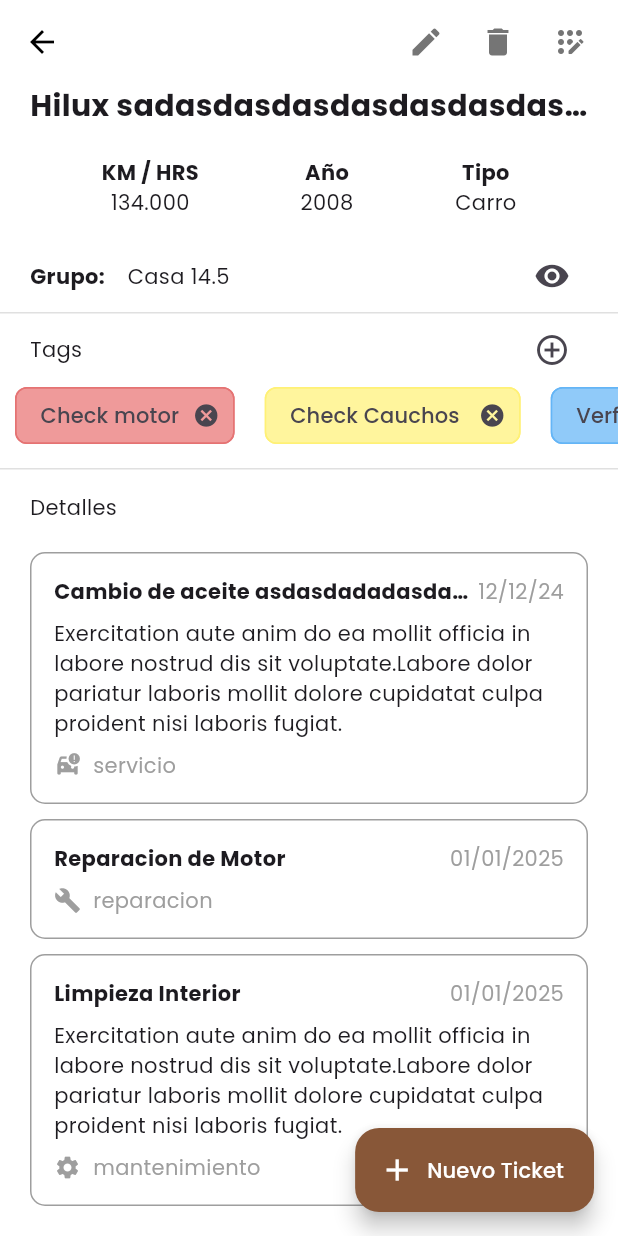
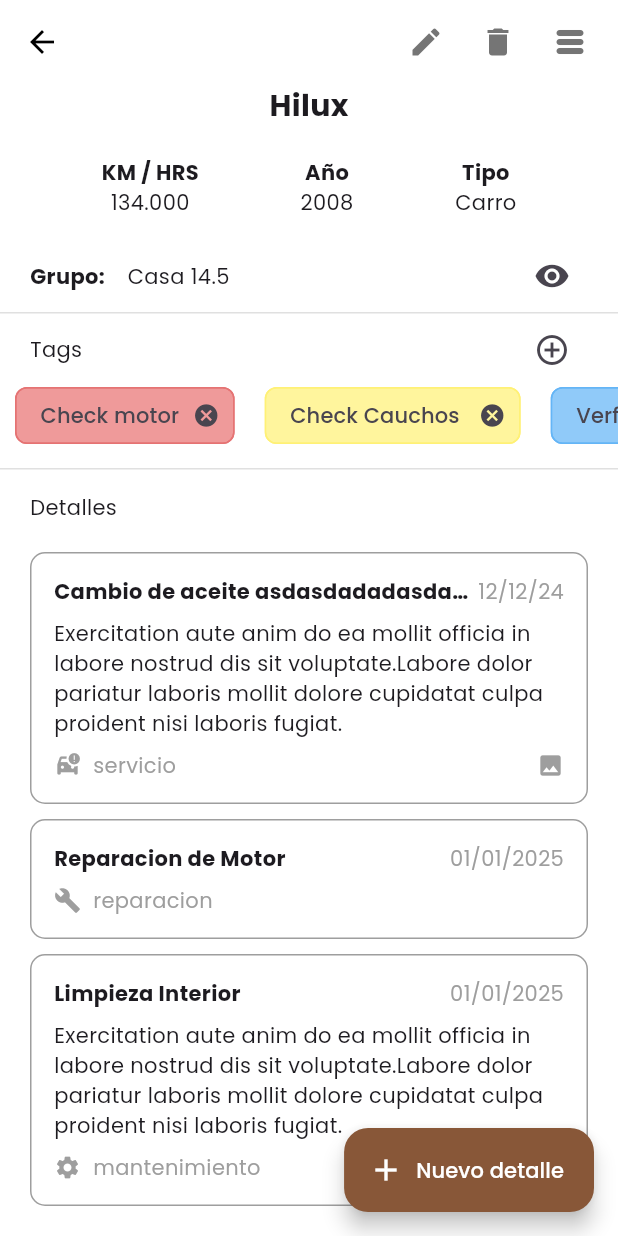
Before and after one commit to AdelSuarez/voiture-app, a Flutter app: the AboutVehicleScreen screen opened by its route, on a phone screen of 412 x 824 dp. Run offline on Flutter 3.47's test engine with Material 3 defaults, Android fonts, the phone set to English and light mode, and no system bars; our stand-ins replace google_fonts.

Commit message:
Creation of new screen and error correction, dark theme

```diff
--- a/lib/main.dart
+++ b/lib/main.dart
@@ -42,8 +42,13 @@
         'new_group': (context) => const NewGroupScreen(),
         'about_vehicle': (context) => const AboutVehicleScreen(),
         'about_group_vehicle': (context) => const AboutGroupCarScreen(),
+        'profile': (context) => const ProfileScreen(),
+        'log_screen': (context) => const LogScreen(),
+        'new_detail': (context) => const NewDetailScreen(),
+        'detail_screen': (context) => const DetailScreen(),
       },
       theme: AppTheme.lightTheme,
+      themeMode: ThemeMode.system,
     );
   }
 }
--- a/lib/screens/about_vehicle_screen.dart
+++ b/lib/screens/about_vehicle_screen.dart
@@ -16,9 +16,7 @@
       appBar: AppBar(
         actions: [
           IconButton(
-            onPressed: () {
-              print('Edit');
-            },
+            onPressed: () {},
             icon: Icon(Icons.edit, color: Colors.grey[600]),
           ),
           IconButton(
@@ -33,8 +31,10 @@
             },
           ),
           IconButton(
-            onPressed: () {},
-            icon: Icon(Icons.app_registration_rounded, color: Colors.grey[600]),
+            onPressed: () {
+              Navigator.pushNamed(context, 'log_screen');
+            },
+            icon: Icon(Icons.table_rows_rounded, color: Colors.grey[600]),
           ),
           const SizedBox(width: 8),
         ],
@@ -44,7 +44,7 @@
           children: [
             Container(
               padding: const EdgeInsets.symmetric(horizontal: 20),
-              child: const Text('Hilux sadasdasdasdasdasdasdasdasd',
+              child: const Text('Hilux',
                   overflow: TextOverflow.ellipsis,
                   style: TextStyle(fontWeight: FontWeight.bold, fontSize: 20)),
             ),
@@ -65,13 +65,21 @@
                   child: Row(
                     mainAxisAlignment: MainAxisAlignment.spaceBetween,
                     children: [
-                      const Row(
-                        children: [
-                          Text('Grupo:',
-                              style: TextStyle(fontWeight: FontWeight.bold)),
-                          SizedBox(width: 15),
-                          Text('Casa 14.5'),
-                        ],
+                      const Expanded(
+                        child: Row(
+                          children: [
+                            Text('Grupo:',
+                                style: TextStyle(fontWeight: FontWeight.bold)),
+                            SizedBox(width: 15),
+                            Expanded(
+                              child: Text(
+                                'Casa 14.5',
+                                overflow: TextOverflow.ellipsis,
+                                maxLines: 1,
+                              ),
+                            ),
+                          ],
+                        ),
                       ),
                       IconButton(
                         style: ButtonStyle(
@@ -110,7 +118,7 @@
                                 backgroundColor: Colors.white,
                                 context: context,
                                 builder: (context) {
-                                  return const _NewTag();
+                                  return _NewTag();
                                 });
                           },
                           icon: const Icon(Icons.add_circle_outline)),
@@ -155,11 +163,13 @@
                   type: 'servicio',
                   description:
                       'Exercitation aute anim do ea mollit officia in labore nostrud dis sit voluptate.Labore dolor pariatur laboris mollit dolore cupidatat culpa proident nisi laboris fugiat.',
+                  isPhoto: true,
                 ),
                 _OperationDetail(
                   title: 'Reparacion de Motor',
                   date: '01/01/2025',
                   type: 'reparacion',
+                  isPhoto: false,
                 ),
                 _OperationDetail(
                   title: 'Limpieza Interior',
@@ -167,6 +177,7 @@
                   type: 'mantenimiento',
                   description:
                       'Exercitation aute anim do ea mollit officia in labore nostrud dis sit voluptate.Labore dolor pariatur laboris mollit dolore cupidatat culpa proident nisi laboris fugiat.',
+                  isPhoto: false,
                 ),
               ],
             ),
@@ -174,8 +185,10 @@
         ),
       ),
       floatingActionButton: FloatingActionButton.extended(
-        onPressed: () {},
-        label: const Text('Nuevo Ticket'),
+        onPressed: () {
+          Navigator.pushNamed(context, 'new_detail');
+        },
+        label: const Text('Nuevo detalle'),
         icon: const Icon(Icons.add),
       ),
     );
@@ -216,12 +229,14 @@
   final String date;
   final String? description;
   final String type;
+  final bool isPhoto;
 
   const _OperationDetail({
     required this.title,
     required this.date,
     required this.type,
     this.description = '',
+    required this.isPhoto,
   });
 
   @override
@@ -234,7 +249,7 @@
 
     return GestureDetector(
       onTap: () {
-        print('test');
+        Navigator.pushNamed(context, 'detail_screen');
       },
       child: Container(
         decoration: BoxDecoration(
@@ -268,6 +283,7 @@
             Text(description!, overflow: TextOverflow.ellipsis, maxLines: 4),
           const SizedBox(height: 8),
           Row(
+            mainAxisAlignment: MainAxisAlignment.spaceBetween,
             children: [
               Row(
                 children: [
@@ -275,7 +291,9 @@
                   const SizedBox(width: 8),
                   Text(type, style: const TextStyle(color: Colors.grey))
                 ],
-              )
+              ),
+              if (isPhoto)
+                const Icon(Icons.photo, size: 18, color: Colors.grey),
             ],
           )
         ]),
@@ -305,8 +323,6 @@
 }
 
 class _NewTag extends StatelessWidget {
-  const _NewTag({super.key});
-
   @override
   Widget build(BuildContext context) {
     final List<String> typeTag = [
@@ -330,7 +346,7 @@
                         style: TextStyle(
                             fontWeight: FontWeight.bold, fontSize: 16)),
                   ),
-                  TextField(
+                  const TextField(
                     decoration: InputDecoration(
                       labelText: 'Nombre',
                     ),
--- a/lib/screens/main_screen.dart
+++ b/lib/screens/main_screen.dart
@@ -20,7 +20,9 @@
       appBar: AppBar(
         leading: IconButton(
           icon: const Icon(Icons.account_circle),
-          onPressed: () {},
+          onPressed: () {
+            Navigator.pushNamed(context, 'profile');
+          },
         ),
         title: const Text(
           'VoitureApp',
--- a/lib/screens/screens.dart
+++ b/lib/screens/screens.dart
@@ -1,3 +1,7 @@
+export 'package:manager_car/screens/detail_screen.dart';
+export 'package:manager_car/screens/new_detail_screen.dart';
+export 'package:manager_car/screens/log_screen.dart';
+export 'package:manager_car/screens/profile_screen.dart';
 export 'package:manager_car/screens/new_group_screen.dart';
 export 'package:manager_car/screens/about_group_screen_car.dart';
 export 'package:manager_car/screens/about_vehicle_screen.dart';
--- a/lib/theme/app_theme.dart
+++ b/lib/theme/app_theme.dart
@@ -1,15 +1,14 @@
 import 'package:flutter/material.dart';
 import 'package:google_fonts/google_fonts.dart';
+import 'package:manager_car/theme/constants.dart';
 
 /// A class that defines the app theme.
 class AppTheme {
-  static const Color primaryColor = Color.fromARGB(255, 136, 87, 56);
-
   static final ThemeData lightTheme = ThemeData.light().copyWith(
     textTheme: GoogleFonts.poppinsTextTheme(),
 
     /// Define the primary color of the app.
-    primaryColor: primaryColor,
+    primaryColor: ColorsCustom.primary,
     scaffoldBackgroundColor: Colors.white,
 
     /// Define the app bar theme.
@@ -24,7 +23,7 @@
     bottomNavigationBarTheme: BottomNavigationBarThemeData(
       elevation: 0,
       backgroundColor: Colors.white,
-      selectedItemColor: primaryColor,
+      selectedItemColor: ColorsCustom.primary,
       unselectedItemColor: Colors.grey[800],
       selectedLabelStyle:
           const TextStyle(fontWeight: FontWeight.bold, fontSize: 14),
@@ -32,7 +31,7 @@
 
     /// Define the floating action button theme.
     floatingActionButtonTheme: const FloatingActionButtonThemeData(
-      backgroundColor: primaryColor,
+      backgroundColor: ColorsCustom.primary,
       foregroundColor: Colors.white,
     ),
 
@@ -45,7 +44,7 @@
           ),
         ),
         elevation: WidgetStateProperty.all<double>(0),
-        backgroundColor: WidgetStateProperty.all<Color>(primaryColor),
+        backgroundColor: WidgetStateProperty.all<Color>(ColorsCustom.primary),
         foregroundColor: WidgetStateProperty.all<Color>(Colors.white),
       ),
     ),
@@ -53,13 +52,14 @@
     /// Define the input decoration theme.
     inputDecorationTheme: InputDecorationTheme(
       focusedBorder: const OutlineInputBorder(
-        borderSide: BorderSide(color: primaryColor),
+        borderSide: BorderSide(color: ColorsCustom.primary),
       ),
       hintStyle: const TextStyle(color: Colors.grey),
       floatingLabelStyle: WidgetStateTextStyle.resolveWith(
         (states) => TextStyle(
-          color:
-              states.contains(WidgetState.focused) ? primaryColor : Colors.grey,
+          color: states.contains(WidgetState.focused)
+              ? ColorsCustom.primary
+              : Colors.grey,
         ),
       ),
     ),
@@ -86,4 +86,74 @@
     //   ),
     // ),
   );
+
+  static final ThemeData darkTheme = ThemeData.dark().copyWith(
+    textTheme: GoogleFonts.poppinsTextTheme(),
+
+    /// Define the primary color of the app.
+    primaryColor: ColorsCustom.primary,
+    scaffoldBackgroundColor: Colors.grey[850],
+
+    /// Define the app bar theme.
+    appBarTheme: AppBarTheme(
+      backgroundColor: Colors.grey[850],
+      foregroundColor: Colors.white,
+      centerTitle: true,
+      scrolledUnderElevation: 0,
+    ),
+
+    /// Define the bottom navigation bar theme.
+    bottomNavigationBarTheme: BottomNavigationBarThemeData(
+      elevation: 0,
+      backgroundColor: Colors.grey[850],
+      selectedItemColor: ColorsCustom.primary,
+      unselectedItemColor: Colors.white70,
+      selectedLabelStyle:
+          const TextStyle(fontWeight: FontWeight.bold, fontSize: 14),
+    ),
+
+    /// Define the floating action button theme.
+    floatingActionButtonTheme: const FloatingActionButtonThemeData(
+      backgroundColor: ColorsCustom.primary,
+      foregroundColor: Colors.white,
+    ),
+
+    /// Define the elevated button theme.
+    elevatedButtonTheme: ElevatedButtonThemeData(
+      style: ButtonStyle(
+        shape: WidgetStateProperty.all<RoundedRectangleBorder>(
+          RoundedRectangleBorder(
+            borderRadius: BorderRadius.circular(8),
+          ),
+        ),
+        elevation: WidgetStateProperty.all<double>(0),
+        backgroundColor: WidgetStateProperty.all<Color>(ColorsCustom.primary),
+        foregroundColor: WidgetStateProperty.all<Color>(Colors.white),
+      ),
+    ),
+
+    /// Define the input decoration theme.
+    inputDecorationTheme: InputDecorationTheme(
+      focusedBorder: const OutlineInputBorder(
+        borderSide: BorderSide(color: ColorsCustom.primary),
+      ),
+      hintStyle: const TextStyle(color: Colors.grey),
+      floatingLabelStyle: WidgetStateTextStyle.resolveWith(
+        (states) => TextStyle(
+          color: states.contains(WidgetState.focused)
+              ? ColorsCustom.primary
+              : Colors.grey,
+        ),
+      ),
+    ),
+
+    /// Define the listTile theme.
+    listTileTheme: const ListTileThemeData(
+      subtitleTextStyle: TextStyle(color: Colors.grey),
+    ),
+
+    dialogTheme: const DialogTheme(
+      backgroundColor: Colors.black,
+    ),
+  );
 }
--- /dev/null
+++ b/lib/theme/constants.dart
@@ -0,0 +1,5 @@
+import 'dart:ui';
+
+class ColorsCustom {
+  static const Color primary = Color.fromARGB(255, 136, 87, 56);
+}
--- a/lib/views/group_view.dart
+++ b/lib/views/group_view.dart
@@ -15,7 +15,7 @@
             child: const ListTile(
               title: Text('Group 1'),
               subtitle: Text('Description 1'),
-              leading: Icon(Icons.group),
+              leading: Icon(Icons.bike_scooter),
               trailing: Icon(Icons.arrow_forward_ios),
             ),
           ),
```
Also changed, not shown: lib/screens/detail_screen.dart (added, +31 -0 lines), lib/screens/log_screen.dart (added, +62 -0 lines), lib/screens/new_detail_screen.dart (added, +21 -0 lines), lib/screens/profile_screen.dart (added, +25 -0 lines).
